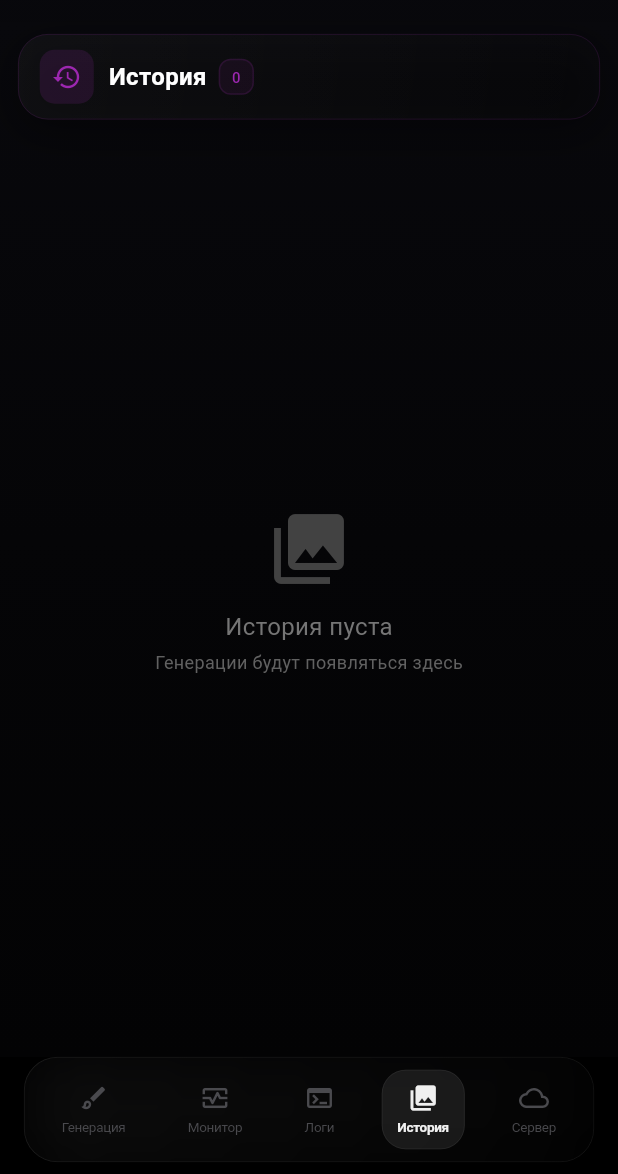
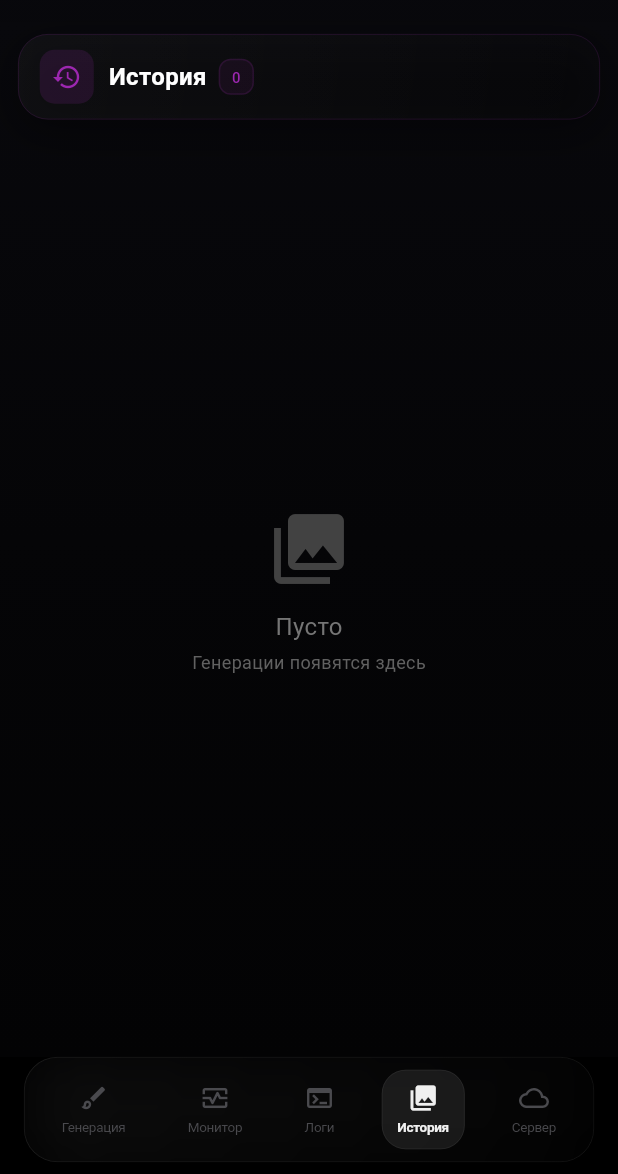
Before and after one commit to R0KENN/comfyui-remote, a Flutter app: the screen it shows after launch, item 4 of the bottom bar chosen, on a phone screen of 412 x 824 dp, the part 62-1236 px from its top. Run offline on Flutter 3.47's test engine with Material 3 defaults, Android fonts, the phone set to English and light mode, and no system bars; our stand-ins replace file_picker, flutter_local_notifications, image_picker, share_plus, shared_preferences; network calls fail.

Commit message:
bugfixes: reconnect try-catch, mounted checks, history texts, autosave on dispose

```diff
--- a/lib/history_screen.dart
+++ b/lib/history_screen.dart
@@ -301,10 +301,10 @@ class _HistoryScreenState extends State<HistoryScreen>
       builder: (ctx) => AlertDialog(
         backgroundColor: const Color(0xFF1A1A1A),
         shape: RoundedRectangleBorder(borderRadius: BorderRadius.circular(16)),
-        title: const Text('Очистить историю?',
+        title: const Text('Очистить всё?',
             style: TextStyle(color: Colors.white)),
         content: const Text(
-            'Все записи и изображения будут удалены безвозвратно.',
+            'Все записи истории будут удалены.',
             style: TextStyle(color: Colors.white70)),
         actions: [
           TextButton(
@@ -534,14 +534,14 @@ class _HistoryScreenState extends State<HistoryScreen>
                   Text(
                       _showFavOnly
                           ? 'Нет избранных'
-                          : 'История пуста',
+                          : 'Пусто',
                       style: TextStyle(
                           color: Colors.grey[600], fontSize: 16)),
                   const SizedBox(height: 4),
                   Text(
                       _showFavOnly
-                          ? 'Нажмите звезду на карточке'
-                          : 'Генерации будут появляться здесь',
+                          ? 'Добавьте генерации в избранное'
+                          : 'Генерации появятся здесь',
                       style: TextStyle(
                           color: Colors.grey[700], fontSize: 12)),
                 ],
--- a/lib/home/generation_controller.dart
+++ b/lib/home/generation_controller.dart
@@ -364,8 +364,8 @@ mixin GenerationControllerMixin<T extends StatefulWidget> on State<T>, HomeState
           ws = service.connectWebSocket();
           ws!.stream.listen(
                 (msg) {
-              // Обработка JSON
               if (msg is String) {
+                try {
                   final wsData = jsonDecode(msg);
                   if (wsData['type'] == 'progress') {
                     final v = wsData['data']['value'];
@@ -385,8 +385,8 @@ mixin GenerationControllerMixin<T extends StatefulWidget> on State<T>, HomeState
                       onGenerationComplete(promptId);
                     }
                   }
+                } catch (_) {}
               } else if (msg is List<int>) {
-                // Preview
                 if (msg.length > 8) {
                   final imageData = Uint8List.fromList(msg.sublist(8));
                   if (imageData.length > 100) {
@@ -438,6 +438,7 @@ mixin GenerationControllerMixin<T extends StatefulWidget> on State<T>, HomeState
   }
 
   Future<void> onGenerationComplete(String? promptId) async {
+    if (!mounted) return;
     stopTimer();
     _stopTimeout();
     final time = fmtTime(elapsed);
--- a/lib/home/home_screen.dart
+++ b/lib/home/home_screen.dart
@@ -984,6 +984,7 @@ class _HomeScreenState extends State<HomeScreen>
   void dispose() {
     _bgSub?.cancel();
     _saveTimer?.cancel();
+    saveAll();
     _removeAutoSaveListeners();
     disposeGeneration();
     disposeControllers();
```
Also changed, not shown: lib/logs_screen.dart (+13 -0 lines). Lines whose indentation alone changed are shown as unchanged.
